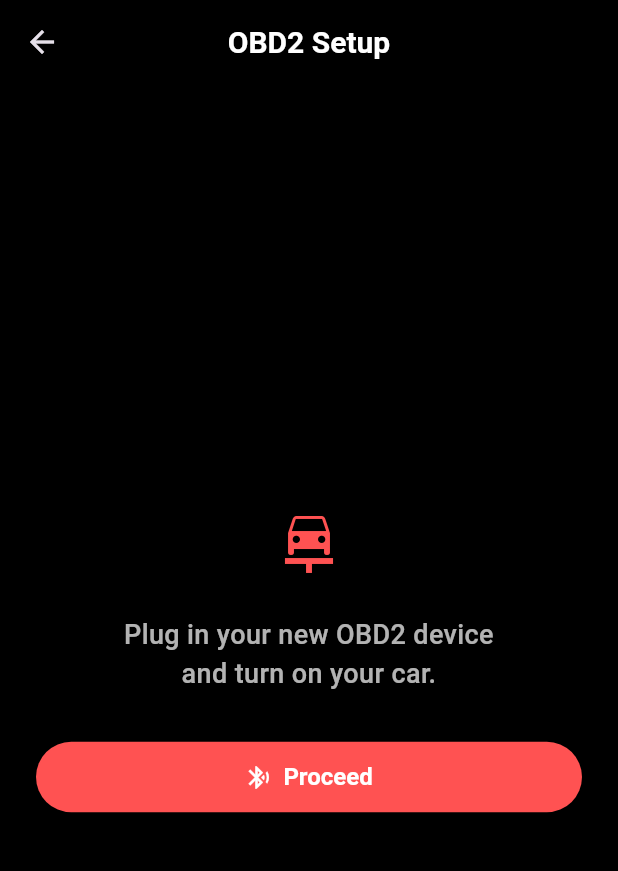
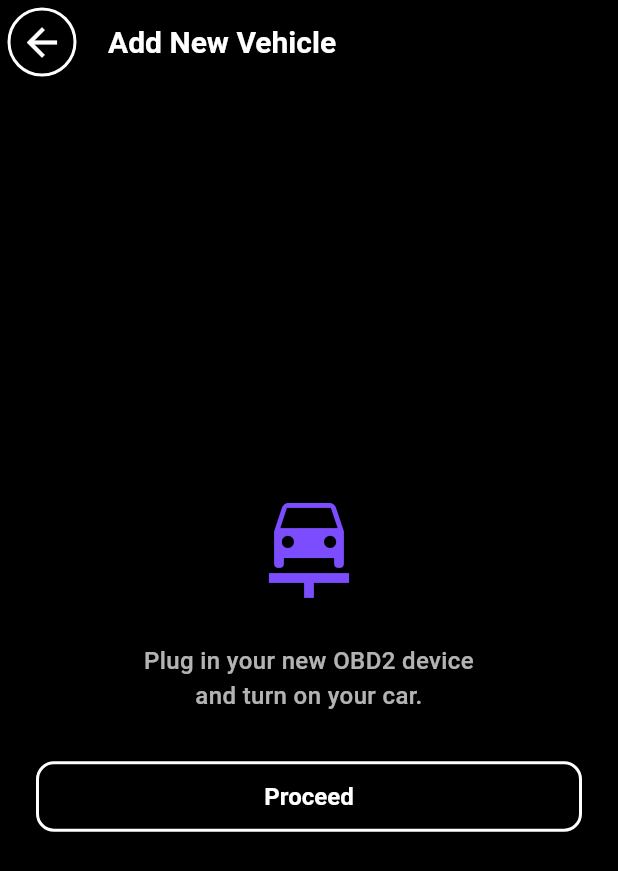
Before and after one commit to anaveo/Automotiq-App, a Flutter app: the HomeScreen screen opened by its route, after a tap on "Add Vehicle", on a phone screen of 412 x 824 dp. Shown: the top 871 px of the screen. Run offline on Flutter 3.47's test engine with Material 3 defaults, Android fonts, the phone set to English and light mode, and no system bars; our stand-ins replace cloud_firestore, firebase_auth, firebase_core, logger, permission_handler; missing offline and left inert: flutter_reactive_ble; accounts and stored records are empty; generated files the repository leaves out were written again; network calls fail.

Commit message:
UI centralized theme. Added buttonbar for general/AI tasks

```diff
--- a/autonomiq_app/lib/screens/home_screen.dart
+++ b/autonomiq_app/lib/screens/home_screen.dart
@@ -60,21 +60,6 @@ class _HomeScreenState extends State<HomeScreen> {
     }
   }
 
-  // @override
-  // void didUpdateWidget(HomeScreen oldWidget) {
-  //   super.didUpdateWidget(oldWidget);
-  //   final vehicleProvider = context.read<VehicleProvider>();
-  //   final bluetoothManager = Provider.of<BluetoothManager?>(context, listen: false);
-  //   final selectedVehicle = vehicleProvider.selectedVehicle;
-  //   AppLogger.logInfo(
-  //     'HomeScreen didUpdateWidget: selectedVehicle: ${selectedVehicle?.name ?? 'None'}',
-  //     'HomeScreen.didUpdateWidget',
-  //   );
-  //   if (selectedVehicle != null && bluetoothManager != null && selectedVehicle.deviceId.isNotEmpty) {
-  //     _attemptConnection(bluetoothManager, selectedVehicle);
-  //   }
-  // }
-
   @override
   void dispose() {
     super.dispose();
@@ -98,28 +83,9 @@ class _HomeScreenState extends State<HomeScreen> {
     VehicleProvider vehicleProvider,
   ) {
     if (authProvider.isLoading || vehicleProvider.isLoading) {
-      return emptyAppBar();
+      return AppBar();
     }
-    return authAppBar(authProvider);
-  }
-
-  PreferredSizeWidget emptyAppBar() {
     return AppBar(
-      backgroundColor: Colors.black,
-      surfaceTintColor: Colors.transparent,
-      foregroundColor: Colors.white,
-      shadowColor: Colors.transparent,
-      elevation: 0,
-    );
-  }
-
-  PreferredSizeWidget authAppBar(AppAuthProvider authProvider) {
-    return AppBar(
-      backgroundColor: Colors.transparent,
-      surfaceTintColor: Colors.transparent,
-      foregroundColor: Colors.white,
-      shadowColor: Colors.transparent,
-      elevation: 0,
       title: VehicleDropdown(),
       actions: [
         // VehicleDropdown(),
@@ -181,7 +147,7 @@ class _LoadingView extends StatelessWidget {
   @override
   Widget build(BuildContext context) {
     return const Center(
-      child: CircularProgressIndicator(color: Colors.redAccent),
+      child: CircularProgressIndicator(color: Colors.deepPurple),
     );
   }
 }
@@ -200,22 +166,16 @@ class _ErrorView extends StatelessWidget {
         children: [
           Text(
             errorMessage,
-            style: const TextStyle(color: Colors.redAccent),
+            style: Theme.of(context).textTheme.labelMedium,
             textAlign: TextAlign.center,
           ),
           const SizedBox(height: 16),
           ElevatedButton(
             onPressed: onRetry,
-            style: ElevatedButton.styleFrom(
-              backgroundColor: Colors.redAccent,
-              padding: const EdgeInsets.symmetric(horizontal: 32, vertical: 12),
-            ),
-            child: const Text(
-              'Retry',
-              style: TextStyle(fontWeight: FontWeight.bold),
-            ),
-          ),
-        ],
+            style: Theme.of(context).elevatedButtonTheme.style,
+          child: const Text('Retry'),
+        ),
+      ],
       ),
     );
   }
@@ -226,10 +186,10 @@ class _EmptyView extends StatelessWidget {
 
   @override
   Widget build(BuildContext context) {
-    return const Center(
+    return Center(
       child: Text(
         'No Vehicles',
-        style: TextStyle(color: Colors.white70, fontSize: 18),
+        style: Theme.of(context).textTheme.bodyMedium,
       ),
     );
   }
@@ -244,10 +204,10 @@ class _ContentView extends StatelessWidget {
   @override
   Widget build(BuildContext context) {
     if (selectedVehicle == null) {
-      return const Center(
+      return Center(
         child: Text(
           'Please select a vehicle',
-          style: TextStyle(color: Colors.white70, fontSize: 16),
+          style: Theme.of(context).textTheme.bodyMedium,
         ),
       );
     }
--- a/autonomiq_app/lib/screens/login_screen.dart
+++ b/autonomiq_app/lib/screens/login_screen.dart
@@ -11,6 +11,7 @@ class LoginScreen extends StatefulWidget {
 }
 
 // TODO: migrate the email linking away from the login screen
+// TODO: Refactor to use central theme and styles
 class _LoginScreenState extends State<LoginScreen> {
   final _emailController = TextEditingController();
   final _passwordController = TextEditingController();
@@ -68,7 +69,7 @@ class _LoginScreenState extends State<LoginScreen> {
       body: SafeArea(
         child: Center(
           child: authProvider.isLoading
-              ? const CircularProgressIndicator(color: Colors.redAccent)
+              ? const CircularProgressIndicator(color: Colors.deepPurple)
               : SingleChildScrollView(
                   padding: const EdgeInsets.all(24.0),
                   child: Column(
--- a/autonomiq_app/lib/screens/new_device_setup_screen.dart
+++ b/autonomiq_app/lib/screens/new_device_setup_screen.dart
@@ -7,57 +7,33 @@ class ObdSetupScreen extends StatelessWidget {
   @override
   Widget build(BuildContext context) {
     return Scaffold(
-      backgroundColor: Colors.black,
       appBar: AppBar(
-        backgroundColor: Colors.black,
-        elevation: 0,
-        title: const Text(
-          'OBD2 Setup',
-          style: TextStyle(
-            color: Colors.white,
-            fontWeight: FontWeight.bold,
-            fontSize: 20,
-          ),
-        ),
-        centerTitle: true,
+        title: const Text('Add New Vehicle'),
       ),
       body: Padding(
         padding: const EdgeInsets.symmetric(horizontal: 24),
         child: Column(
           mainAxisAlignment: MainAxisAlignment.center,
           children: [
-            const Icon(Icons.car_repair, color: Colors.redAccent, size: 48),
+            const Icon(Icons.car_repair, color: Colors.deepPurpleAccent, size: 80),
             const SizedBox(height: 24),
-            const Text(
+            Text(
               'Plug in your new OBD2 device\nand turn on your car.',
-              style: TextStyle(
-                color: Colors.white70,
-                fontSize: 18,
-                fontWeight: FontWeight.w500,
-              ),
+              style: Theme.of(context).textTheme.bodyMedium,
               textAlign: TextAlign.center,
             ),
             const SizedBox(height: 32),
             SizedBox(
               width: double.infinity,
-              child: ElevatedButton.icon(
+              child: ElevatedButton(
                 onPressed: () {
                   Navigator.push(
                     context,
                     MaterialPageRoute(builder: (_) => BleScanScreen()),
                   );
                 },
-                icon: const Icon(Icons.bluetooth_searching),
-                label: const Text(
-                  'Proceed',
-                  style: TextStyle(fontWeight: FontWeight.bold),
-                ),
-                style: ElevatedButton.styleFrom(
-                  backgroundColor: Colors.redAccent,
-                  foregroundColor: Colors.white,
-                  padding: const EdgeInsets.symmetric(vertical: 14),
-                  textStyle: const TextStyle(fontSize: 16),
-                ),
+                style: Theme.of(context).elevatedButtonTheme.style,
+                child: const Text('Proceed'),
               ),
             ),
           ],
--- a/autonomiq_app/lib/widgets/code_card.dart
+++ b/autonomiq_app/lib/widgets/code_card.dart
@@ -12,8 +12,9 @@ class CodeCard extends StatelessWidget {
       margin: const EdgeInsets.symmetric(vertical: 6),
       child: ListTile(
         leading: Text(code,
-            style: const TextStyle(fontWeight: FontWeight.bold, fontSize: 16)),
-        title: Text(description),
+            style: Theme.of(context).textTheme.titleMedium),
+        title: Text(description,
+          style: Theme.of(context).textTheme.bodyMedium),
         onTap: () {
           // no action yet
         },
--- a/autonomiq_app/lib/widgets/summary_status_box.dart
+++ b/autonomiq_app/lib/widgets/summary_status_box.dart
@@ -20,7 +20,7 @@ class SummaryStatusBox extends StatelessWidget {
       ),
       child: Text(
         message,
-        style: TextStyle(fontSize: 16, color: borderColor),
+        style: Theme.of(context).textTheme.bodyMedium?.copyWith(color: borderColor),
       ),
     );
   }
--- a/autonomiq_app/lib/widgets/vehicle_dropdown.dart
+++ b/autonomiq_app/lib/widgets/vehicle_dropdown.dart
@@ -31,11 +31,6 @@ class VehicleDropdown extends StatelessWidget {
                 Icon(Icons.add, size: 18, color: Colors.white),
                 SizedBox(width: 8),
                 Text("Add Vehicle",
-                  style: TextStyle(
-                    fontWeight: FontWeight.bold,
-                    fontSize: 20,
-                    color: Colors.white,
-                  ),
                 ),
               ],
             ),
@@ -52,11 +47,7 @@ class VehicleDropdown extends StatelessWidget {
         value: selected,
         icon: const Icon(Icons.keyboard_arrow_down, color: Colors.white),
         dropdownColor: const Color.fromARGB(255, 20, 20, 20),
-        style: const TextStyle(
-          fontWeight: FontWeight.bold,
-          fontSize: 20,
-          color: Colors.white,
-        ),
+        style: Theme.of(context).textTheme.titleLarge,
         items: [
           ...vehicles.map((vehicle) {
             final name = vehicle.name.length > 16
@@ -80,6 +71,10 @@ class VehicleDropdown extends StatelessWidget {
           ),
         ],
         onChanged: (value) {
+          AppLogger.logInfo(
+            'Vehicle selected: ${value?.name ?? "None"}',
+            'VehicleDropdown.onChanged',
+          );
           if (value != null) {
             vehicleProvider.selectVehicle(value);
           }
```
Also changed, not shown: autonomiq_app/lib/main.dart (+5 -40 lines), autonomiq_app/lib/screens/ble_scan_screen.dart (+10 -15 lines), autonomiq_app/lib/theme/theme.dart (added, +111 -0 lines), autonomiq_app/lib/widgets/vehicle_info_card.dart (+22 -10 lines).
